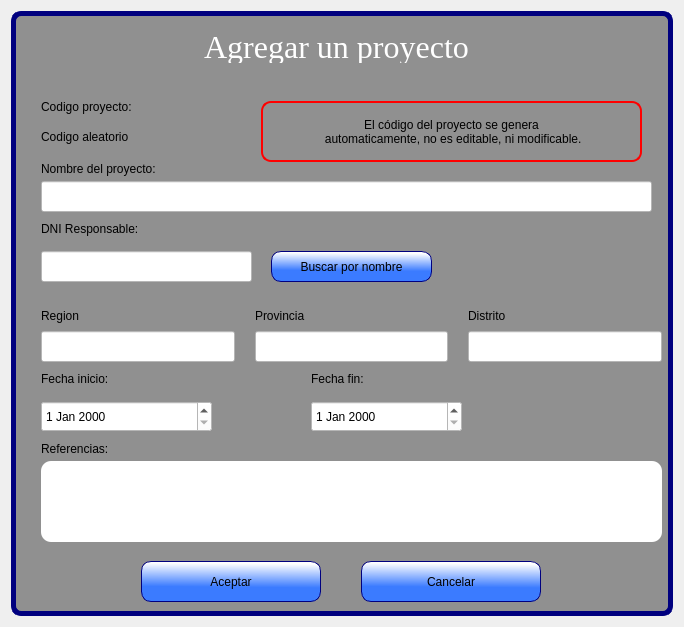
Old version of the form ui_files/add_proyecto.ui in the repository Romehe369/aec_contrastistas_g.
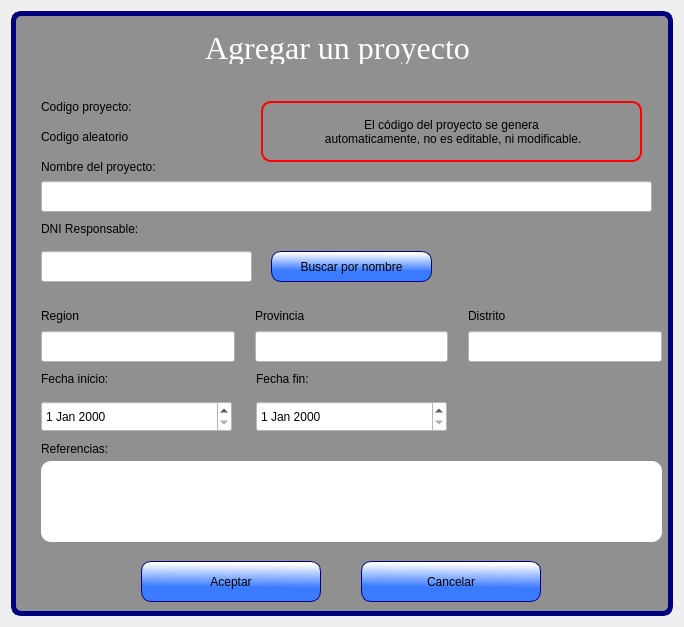
New version of the form.

Patch:
```diff
--- a/ui_files/add_proyecto.ui
+++ b/ui_files/add_proyecto.ui
@@ -54,50 +54,6 @@
      <property name="frameShadow">
       <enum>QFrame::Raised</enum>
      </property>
-     <widget class="QFrame" name="frame">
-      <property name="geometry">
-       <rect>
-        <x>10</x>
-        <y>10</y>
-        <width>631</width>
-        <height>51</height>
-       </rect>
-      </property>
-      <property name="styleSheet">
-       <string notr="true">border:none;</string>
-      </property>
-      <property name="frameShape">
-       <enum>QFrame::StyledPanel</enum>
-      </property>
-      <property name="frameShadow">
-       <enum>QFrame::Raised</enum>
-      </property>
-      <layout class="QVBoxLayout" name="verticalLayout">
-       <item>
-        <widget class="QLabel" name="label">
-         <property name="font">
-          <font>
-           <family>Times New Roman</family>
-           <pointsize>24</pointsize>
-           <weight>9</weight>
-           <italic>false</italic>
-           <bold>false</bold>
-          </font>
-         </property>
-         <property name="styleSheet">
-          <string notr="true">color: rgb(255, 255, 255);
-font: 75 24pt &quot;Times New Roman&quot;;</string>
-         </property>
-         <property name="text">
-          <string>Agregar un proyecto</string>
-         </property>
-         <property name="alignment">
-          <set>Qt::AlignCenter</set>
-         </property>
-        </widget>
-       </item>
-      </layout>
-     </widget>
      <widget class="QLabel" name="label_2">
       <property name="geometry">
        <rect>
@@ -115,9 +71,9 @@
       <property name="geometry">
        <rect>
         <x>30</x>
-        <y>150</y>
+        <y>146</y>
         <width>251</width>
-        <height>16</height>
+        <height>20</height>
        </rect>
       </property>
       <property name="text">
@@ -221,9 +177,9 @@
      <widget class="QLabel" name="label_10">
       <property name="geometry">
        <rect>
-        <x>300</x>
+        <x>245</x>
         <y>360</y>
-        <width>151</width>
+        <width>191</width>
         <height>16</height>
        </rect>
       </property>
@@ -457,7 +413,7 @@
        <rect>
         <x>30</x>
         <y>390</y>
-        <width>171</width>
+        <width>191</width>
         <height>31</height>
        </rect>
       </property>
@@ -465,9 +421,9 @@
      <widget class="QDateEdit" name="dateEdit_2">
       <property name="geometry">
        <rect>
-        <x>300</x>
+        <x>245</x>
         <y>390</y>
-        <width>151</width>
+        <width>191</width>
         <height>31</height>
        </rect>
       </property>
@@ -508,6 +464,35 @@
        <string>Codigo aleatorio</string>
       </property>
      </widget>
+     <widget class="QLabel" name="name_project_label">
+      <property name="geometry">
+       <rect>
+        <x>20</x>
+        <y>20</y>
+        <width>613</width>
+        <height>33</height>
+       </rect>
+      </property>
+      <property name="font">
+       <font>
+        <family>Times New Roman</family>
+        <pointsize>24</pointsize>
+        <weight>9</weight>
+        <italic>false</italic>
+        <bold>false</bold>
+       </font>
+      </property>
+      <property name="styleSheet">
+       <string notr="true">color: rgb(255, 255, 255);
+font: 75 24pt &quot;Times New Roman&quot;;</string>
+      </property>
+      <property name="text">
+       <string>Agregar un proyecto</string>
+      </property>
+      <property name="alignment">
+       <set>Qt::AlignCenter</set>
+      </property>
+     </widget>
     </widget>
    </item>
   </layout>
```
Left out of the diff: 22 changed lines with no effect on the pictures.
